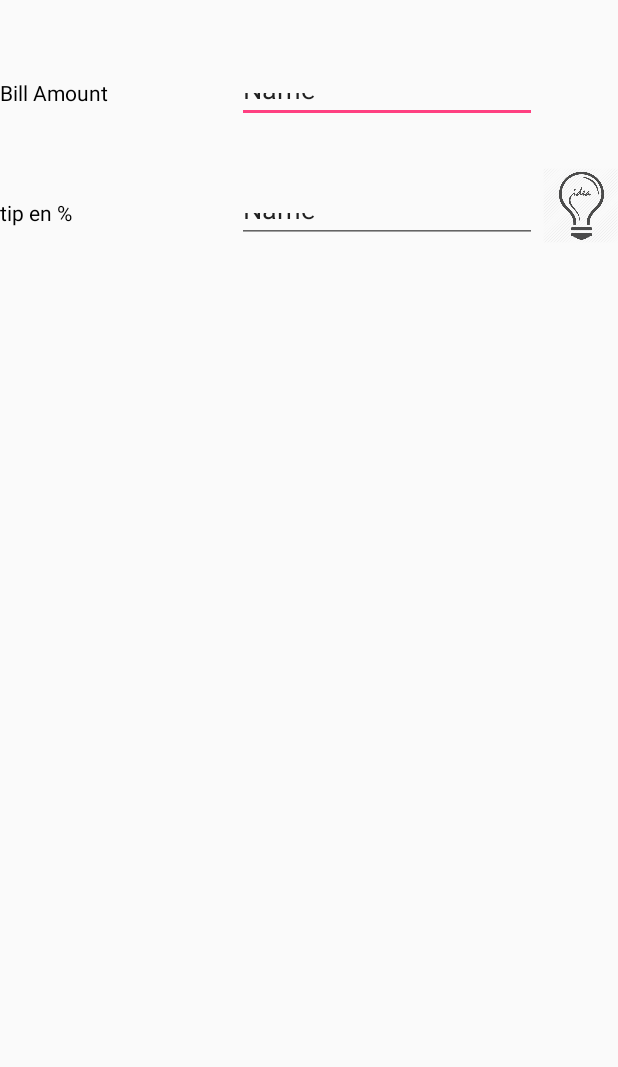
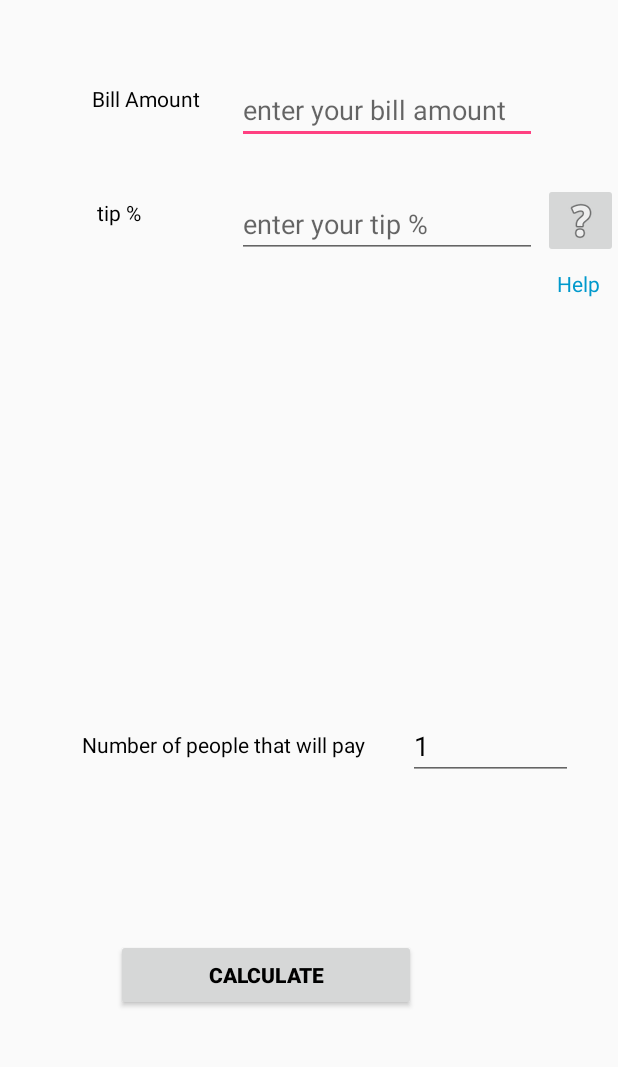
Before and after one commit to kanouche/TipCalculator, an Android app: the screen it shows after launch (MainActivity), on a phone screen of 412 x 824 dp, the part 84-1151 px from its top. Run offline under Robolectric (Android 15) with nearby library versions, the phone set to English and light mode, and no system bars.

Commit message:
modified layouts
modified layouts and defineded compenents

```diff
--- a/app/src/main/java/com/example/ramzy2/tipcalculator/MainActivity.java
+++ b/app/src/main/java/com/example/ramzy2/tipcalculator/MainActivity.java
@@ -12,9 +12,19 @@ import android.support.v7.app.AppCompatActivity;
 import android.support.v7.widget.Toolbar;
 import android.view.Menu;
 import android.view.MenuItem;
+import android.widget.Button;
+import android.widget.EditText;
+import android.widget.ImageButton;
+import android.widget.TextView;
 
 public class MainActivity extends AppCompatActivity
         implements NavigationView.OnNavigationItemSelectedListener {
+
+    private EditText billAmount;
+    private EditText Tip;
+    private EditText NumberOfPeople;
+    private ImageButton Help;
+    private Button Calculate;
 
     @Override
     protected void onCreate(Bundle savedInstanceState) {
@@ -23,7 +33,11 @@ public class MainActivity extends AppCompatActivity
         Toolbar toolbar = (Toolbar) findViewById(R.id.toolbar);
         setSupportActionBar(toolbar);
 
-
+        billAmount = (EditText) findViewById(R.id.billAmount);
+        Tip = (EditText) findViewById(R.id.Tip);
+        NumberOfPeople = (EditText) findViewById(R.id.NumberOfPeople);
+        Help = (ImageButton) findViewById(R.id.Help);
+        Calculate = (Button) findViewById(R.id.Calculate);
 
         DrawerLayout drawer = (DrawerLayout) findViewById(R.id.drawer_layout);
         ActionBarDrawerToggle toggle = new ActionBarDrawerToggle(
@@ -33,6 +47,8 @@ public class MainActivity extends AppCompatActivity
 
         NavigationView navigationView = (NavigationView) findViewById(R.id.nav_view);
         navigationView.setNavigationItemSelectedListener(this);
+
+
     }
 
     @Override
--- a/app/src/main/res/layout/app_bar_main.xml
+++ b/app/src/main/res/layout/app_bar_main.xml
@@ -8,7 +8,7 @@
 
     <RelativeLayout
         android:layout_width="match_parent"
-        android:layout_height="wrap_content">
+        android:layout_height="match_parent">
 
         <android.support.v7.widget.Toolbar
             android:id="@+id/toolbar"
@@ -20,52 +20,97 @@
         <TextView
             android:id="@+id/textView5"
             android:layout_width="110dp"
-            android:layout_height="30dp"
-            android:layout_alignParentStart="true"
+            android:layout_height="40dp"
             android:layout_alignParentTop="true"
-            android:layout_marginTop="108dp"
-            android:text="Bill Amount"
+            android:layout_marginTop="112dp"
+            android:layout_toStartOf="@+id/Tip"
+            android:text="    Bill Amount"
             android:textColor="@android:color/black" />
 
         <EditText
             android:id="@+id/billAmount"
             android:layout_width="200dp"
-            android:layout_height="30dp"
+            android:layout_height="40dp"
             android:layout_alignParentEnd="true"
             android:layout_alignTop="@+id/textView5"
             android:layout_marginEnd="54dp"
             android:ems="10"
             android:hint="enter your bill amount"
-            android:inputType="number"
-            android:text="Name" />
+            android:inputType="none" />
 
         <TextView
             android:id="@+id/textView6"
             android:layout_width="110dp"
-            android:layout_height="30dp"
-            android:layout_alignParentStart="true"
+            android:layout_height="40dp"
             android:layout_alignParentTop="true"
+            android:layout_alignStart="@+id/textView5"
             android:layout_marginTop="188dp"
-            android:text="tip en %"
+            android:text="     tip %"
             android:textColor="@android:color/black" />
 
         <EditText
-            android:id="@+id/editText2"
+            android:id="@+id/Tip"
             android:layout_width="200dp"
-            android:layout_height="30dp"
+            android:layout_height="40dp"
             android:layout_alignBottom="@+id/textView6"
             android:layout_alignStart="@+id/billAmount"
             android:ems="10"
-            android:inputType="textPersonName"
-            android:text="Name" />
+            android:hint="enter your tip %"
+            android:inputType="none|number" />
 
-        <ImageView
-            android:id="@+id/imageView"
+        <ImageButton
+            android:id="@+id/Help"
             android:layout_width="50dp"
             android:layout_height="50dp"
             android:layout_alignBottom="@+id/textView6"
             android:layout_alignParentEnd="true"
-            app:srcCompat="@drawable/suggestion" />
+            app:srcCompat="@android:drawable/ic_menu_help" />
+
+        <TextView
+            android:id="@+id/textView3"
+            android:layout_width="wrap_content"
+            android:layout_height="wrap_content"
+            android:layout_alignParentEnd="true"
+            android:layout_alignParentTop="true"
+            android:layout_marginEnd="12dp"
+            android:layout_marginTop="235dp"
+            android:text="Help"
+            android:textColor="@android:color/holo_blue_dark" />
+
+        <TextView
+            android:id="@+id/textView2"
+            android:layout_width="207dp"
+            android:layout_height="40dp"
+            android:layout_alignParentBottom="true"
+            android:layout_alignStart="@+id/textView5"
+            android:layout_marginBottom="241dp"
+            android:text="  Number of people that will pay"
+            android:textColor="@android:color/black" />
+
+        <EditText
+            android:id="@+id/NumberOfPeople"
+            android:layout_width="110dp"
+            android:layout_height="40dp"
+            android:layout_alignParentBottom="true"
+            android:layout_alignParentEnd="true"
+            android:layout_marginBottom="248dp"
+            android:layout_marginEnd="30dp"
+            android:ems="10"
+            android:inputType="number"
+            android:text="1"
+            android:textColor="@android:color/black" />
+
+        <Button
+            android:id="@+id/Calculate"
+            android:layout_width="200dp"
+            android:layout_height="wrap_content"
+            android:layout_alignParentBottom="true"
+            android:layout_alignParentStart="true"
+            android:layout_marginBottom="94dp"
+            android:layout_marginStart="77dp"
+            android:text="Calculate"
+            android:textColor="@android:color/black"
+            android:textStyle="bold" />
 
     </RelativeLayout>
 </android.support.design.widget.CoordinatorLayout>
--- a/app/src/main/res/layout/nav_header_main.xml
+++ b/app/src/main/res/layout/nav_header_main.xml
@@ -4,6 +4,7 @@
     android:layout_width="match_parent"
     android:layout_height="@dimen/nav_header_height"
     android:background="@drawable/side_nav_bar"
+    android:backgroundTint="#b5ab3f"
     android:gravity="bottom"
     android:orientation="vertical"
     android:paddingBottom="@dimen/activity_vertical_margin"
```
Also changed, not shown: app/src/main/res/drawable/suggestion.png (deleted), 9 other files.
